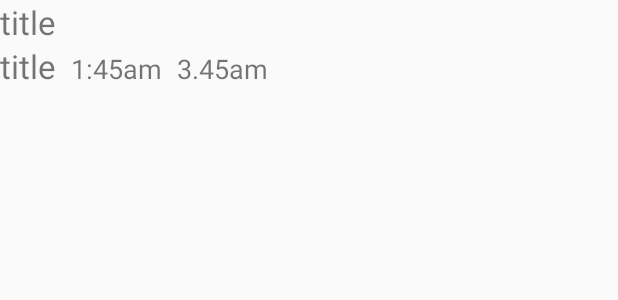
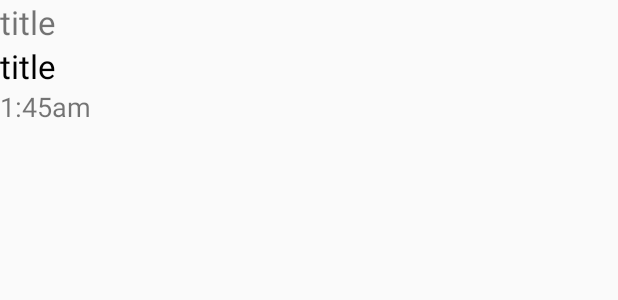
Before and after one commit to deanoj/NowOn, an Android app: the layout channel_row.xml on its own in the app's theme, with its tools: preview values and no code run, on a phone screen of 412 x 824 dp. Shown: the top 300 px of the screen. Run offline under Robolectric (Android 15) with nearby library versions, the phone set to English and light mode, and no system bars; network calls fail.

```diff
--- a/app/src/main/java/com/deanoj/nowon/data/ResponseParser.java
+++ b/app/src/main/java/com/deanoj/nowon/data/ResponseParser.java
@@ -3,7 +3,7 @@ package com.deanoj.nowon.data;
 import com.deanoj.nowon.data.dto.Channel;
 import com.deanoj.nowon.data.dto.EnquiryResults;
 import com.deanoj.nowon.data.dto.TvListing;
-import com.deanoj.nowon.util.DateHelper;
+import com.deanoj.nowon.util.DisplayHelper;
 
 import org.json.JSONArray;
 import org.json.JSONException;
@@ -72,8 +72,8 @@ public class ResponseParser {
             tvListing.setTitle(listing.getString("Title"));
             tvListing.setDescription(listing.getString("Description"));
             try {
-                tvListing.setStartTime(DateHelper.parseDateString(listing.getString("StartTimeMF")));
-                tvListing.setEndTime(DateHelper.parseDateString(listing.getString("EndTimeMF")));
+                tvListing.setStartTime(DisplayHelper.parseDateString(listing.getString("StartTimeMF")));
+                tvListing.setEndTime(DisplayHelper.parseDateString(listing.getString("EndTimeMF")));
             } catch (ParseException e) {
                 e.printStackTrace();
             }
--- a/app/src/main/java/com/deanoj/nowon/data/dto/TvListing.java
+++ b/app/src/main/java/com/deanoj/nowon/data/dto/TvListing.java
@@ -38,11 +38,6 @@ public class TvListing {
         return startTime;
     }
 
-    public String getFormattedStartTime() {
-        DateFormat df = new SimpleDateFormat("h:mma");
-        return df.format(startTime);
-    }
-
     public void setStartTime(Date startTime) {
         this.startTime = startTime;
     }
--- a/app/src/main/res/layout/channel_row.xml
+++ b/app/src/main/res/layout/channel_row.xml
@@ -11,11 +11,6 @@
         android:text="title"
         android:textSize="@dimen/abc_text_size_large_material" />
 
-    <LinearLayout
-        android:layout_width="match_parent"
-        android:layout_height="wrap_content"
-        android:orientation="horizontal">
-
     <TextView
         android:layout_width="wrap_content"
         android:layout_height="wrap_content"
@@ -23,22 +18,14 @@
         android:text="title"
         android:textSize="@dimen/abc_text_size_large_material"
         android:paddingEnd="10sp"
-            android:paddingRight="10sp"/>
+        android:paddingRight="10sp"
+        android:textColor="@android:color/black" />
 
     <TextView
         android:layout_width="wrap_content"
         android:layout_height="wrap_content"
         android:text="1:45am"
-            android:id="@+id/start_time"
-            android:textSize="@dimen/abc_text_size_medium_material"
-            android:paddingEnd="10sp"
-            android:paddingRight="10sp" />
-
-        <TextView
-            android:layout_width="wrap_content"
-            android:layout_height="wrap_content"
-            android:text="3.45am"
-            android:id="@+id/end_time"
+        android:id="@+id/timing"
         android:textSize="@dimen/abc_text_size_medium_material"
         android:paddingEnd="10sp"
         android:paddingRight="10sp" />
@@ -46,7 +33,3 @@
 
 
 </LinearLayout>
-
-
-
-</LinearLayout>
--- a/app/src/main/res/values/strings.xml
+++ b/app/src/main/res/values/strings.xml
@@ -5,5 +5,6 @@
     <string name="hello_world">Hello world!</string>
     <string name="action_settings">Settings</string>
     <string name="title_activity_channel">ChannelActivity</string>
+    <string name="title_activity_channel_picker">ChannelPickerActivity</string>
 
 </resources>
```
Also changed, not shown: app/src/main/java/com/deanoj/nowon/data/ChannelAdapter.java (+13 -10 lines), app/src/main/java/com/deanoj/nowon/data/TvListingAdapter.java (+7 -3 lines), app/src/main/java/com/deanoj/nowon/util/DisplayHelper.java (+6 -2 lines), 1 other file. Lines whose indentation alone changed are shown as unchanged.
